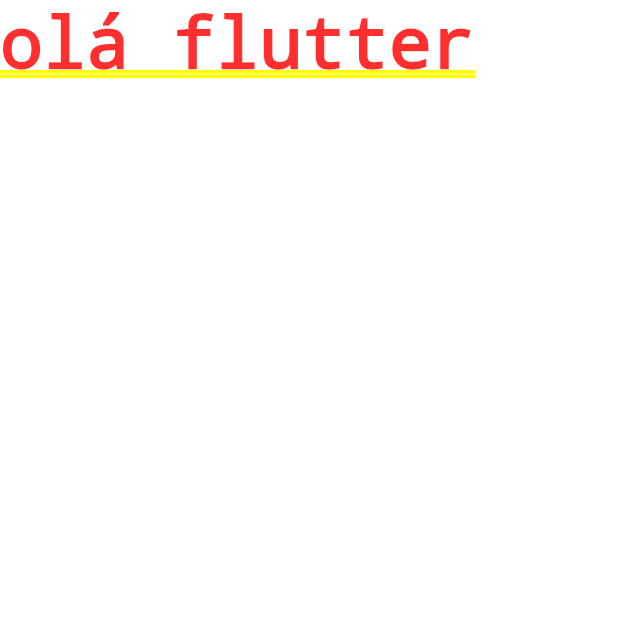
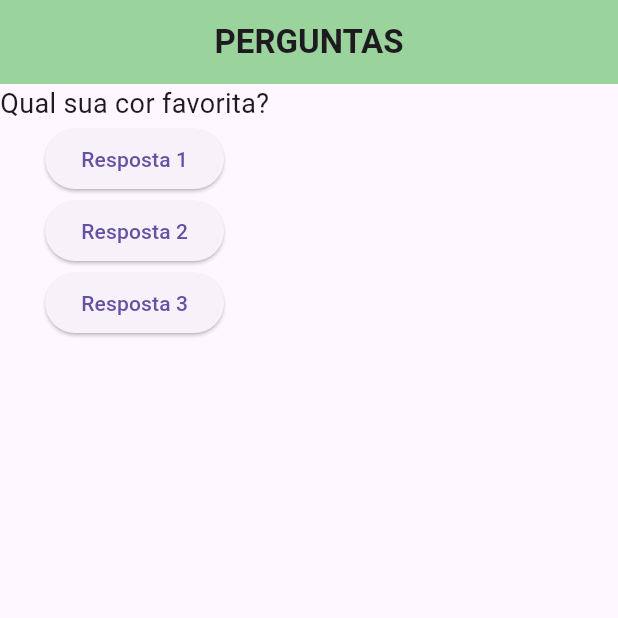
Before and after one commit to LorenaMartins1/perguntas_app, a Flutter app: the screen it shows after launch, on a phone screen of 412 x 824 dp, the top half of it. Run offline on Flutter 3.47's test engine with Material 3 defaults, Android fonts, the light colour scheme and no system bars.

Commit message:
funções anonimas

```diff
--- a/perguntas_app/lib/main.dart
+++ b/perguntas_app/lib/main.dart
@@ -1,16 +1,60 @@
 import 'package:flutter/material.dart';
 
-main() {
-  runApp(new PerguntasApp());
-}
+void main() => runApp(const PerguntasApp());
 
 class PerguntasApp extends StatelessWidget {
   const PerguntasApp({super.key});
 
+  void respoder() {
+    print('Pergunta respondida');
+  }
+
   @override
   Widget build(BuildContext context) {
-    return const MaterialApp(
-      home: Text('olá flutter'),
+
+    final perguntas = [
+      'Qual sua cor favorita?',
+      'Qual é seu animal favorito?',
+    ];
+
+    return MaterialApp(
+      debugShowCheckedModeBanner: false,
+      home: Scaffold(
+        appBar: AppBar(
+          title: const Text(
+            'PERGUNTAS',
+            style: TextStyle(fontWeight: FontWeight.bold),
+          ),
+          centerTitle: true,
+          backgroundColor: const Color.fromARGB(255, 155, 211, 156),
+        ),
+        body: Column(
+          children: [
+            Text(
+              perguntas[0],
+              style: const TextStyle(fontSize: 18),
+            ),
+            ElevatedButton(
+              onPressed: () {
+                respoder();
+              },
+              child: const Text('Resposta 1'),
+            ),
+            ElevatedButton(
+              onPressed: () {
+                respoder();
+              },
+              child: const Text('Resposta 2'),
+            ),
+            ElevatedButton(
+              onPressed: () {
+                respoder();
+              },
+              child: const Text('Resposta 3'),
+            ),
+          ],
+        ),
+      ),
     );
   }
 }
```
